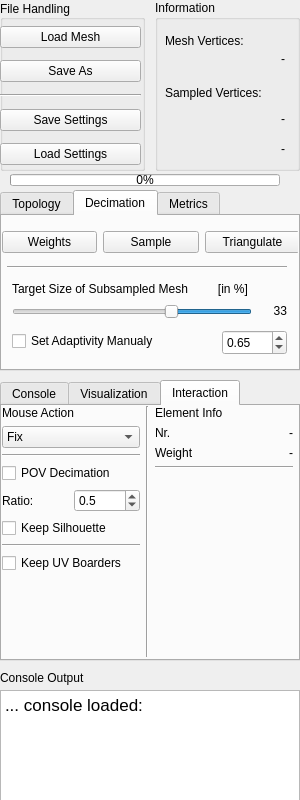
Qt form source/controlpanel.ui (lenpr/Thesis) before a commit.
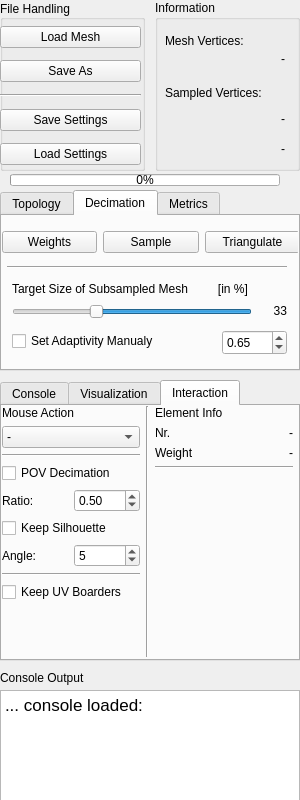
The same form after that commit. The open tabs and pages were chosen to show the change.

Commit message: - 5th commit - (source, models, tex) source: clean-up & safety features under the hood, POV & Silhouette works now models: self-made .off sphere for POV decimation and some g!=0 surfaces tex: edited last chapter sections

The edit to the form file:
```diff
--- a/source/controlpanel.ui
+++ b/source/controlpanel.ui
@@ -24,8 +24,8 @@
   </property>
   <property name="maximumSize">
    <size>
-    <width>800</width>
-    <height>16777215</height>
+    <width>300</width>
+    <height>2000</height>
    </size>
   </property>
   <property name="windowTitle">
@@ -151,10 +151,10 @@
       </rect>
      </property>
      <property name="minimum">
-      <number>1</number>
+      <number>0</number>
      </property>
      <property name="maximum">
-      <number>100</number>
+      <number>50</number>
      </property>
      <property name="singleStep">
       <number>1</number>
@@ -959,7 +959,17 @@
          </widget>
         </item>
         <item>
-         <widget class="QComboBox" name="comboBoxMouseAction_2">
+         <widget class="QComboBox" name="comboBoxMouseAction">
+          <item>
+           <property name="text">
+            <string>-</string>
+           </property>
+          </item>
+          <item>
+           <property name="text">
+            <string>Select</string>
+           </property>
+          </item>
           <item>
            <property name="text">
             <string>Fix</string>
@@ -1008,7 +1018,7 @@
           <item>
            <widget class="QDoubleSpinBox" name="spinBoxPOV_2">
             <property name="decimals">
-             <number>1</number>
+             <number>2</number>
             </property>
             <property name="minimum">
              <double>0.000000000000000</double>
@@ -1033,6 +1043,30 @@
           </property>
          </widget>
         </item>
+        <item>
+         <layout class="QHBoxLayout" name="horizontalLayoutSilhouette">
+          <item>
+           <widget class="QLabel" name="labelSilhouetteDescription">
+            <property name="text">
+             <string>Angle:</string>
+            </property>
+           </widget>
+          </item>
+          <item>
+           <widget class="QSpinBox" name="spinBoxSilhouette">
+            <property name="minimum">
+             <number>1</number>
+            </property>
+            <property name="maximum">
+             <number>180</number>
+            </property>
+            <property name="value">
+             <number>5</number>
+            </property>
+           </widget>
+          </item>
+         </layout>
+        </item>
         <item>
          <widget class="Line" name="line_11">
           <property name="orientation">
```
Left out of the diff: 64 changed lines with no effect on the pictures. The commit also changes 16 other files.
